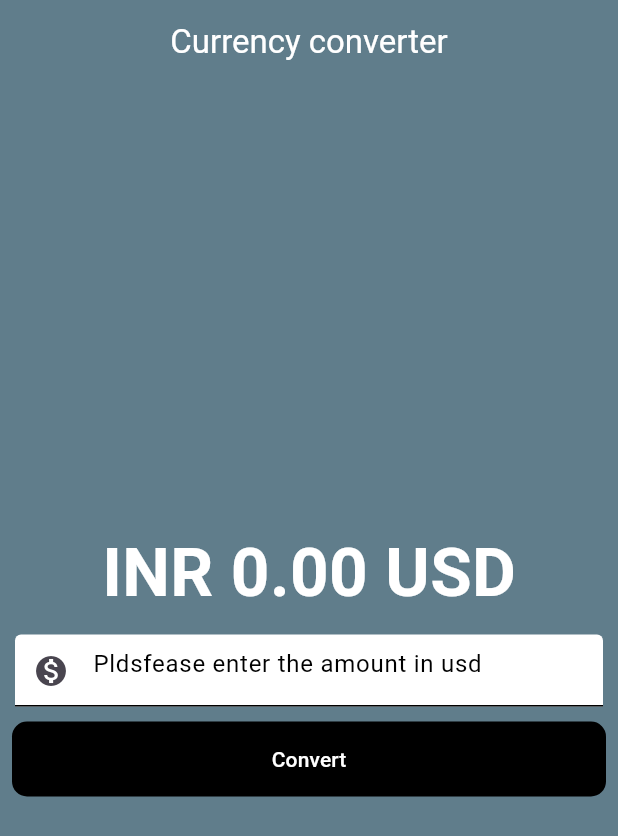
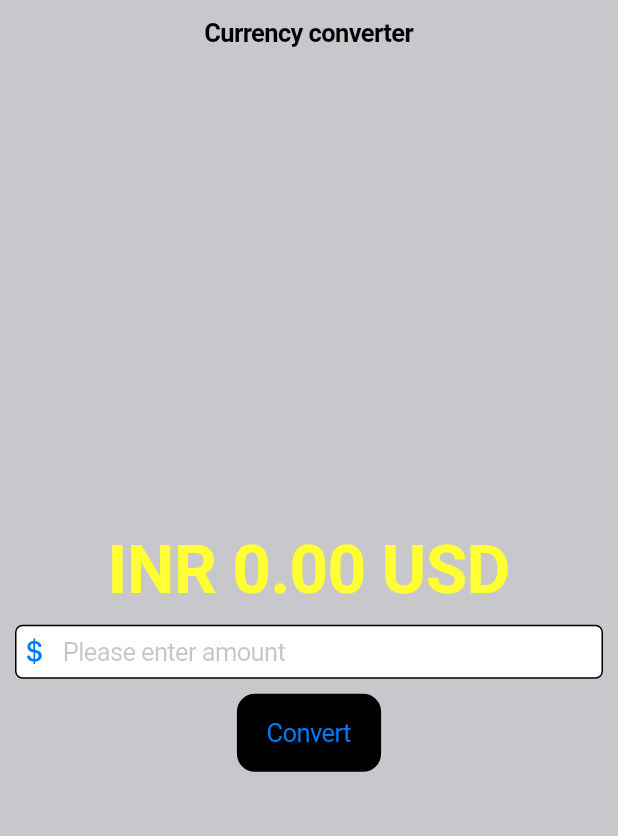
Before and after one commit to dev-scott/currency_converter, a Flutter app: the screen it shows after launch, on a phone screen of 412 x 824 dp. Shown: the top 836 px of the screen. Run offline on Flutter 3.47's test engine with Material 3 defaults, Android fonts, the phone set to English and light mode, and no system bars.

Commit message:
feat: add cupertino design for ios version

```diff
--- /dev/null
+++ b/lib/currency_converter_cupertino_page.dart
@@ -0,0 +1,80 @@
+import "package:flutter/cupertino.dart";
+
+class CurrencyConverterCupertinoPage extends StatefulWidget {
+  const CurrencyConverterCupertinoPage({super.key});
+
+  @override
+  State<CurrencyConverterCupertinoPage> createState() =>
+      _CurrencyConverterCupertinoPageState();
+}
+
+class _CurrencyConverterCupertinoPageState
+    extends State<CurrencyConverterCupertinoPage> {
+  final TextEditingController textEditingController = TextEditingController();
+  double result = 0;
+
+  void convert() {
+    setState(() {
+      result = double.parse(textEditingController.text) * 81;
+    });
+  }
+
+  @override
+  Widget build(BuildContext context) {
+    print("rebuild againt");
+    //  double result = 0;
+
+    return CupertinoPageScaffold(
+        backgroundColor: CupertinoColors.systemGrey3,
+        navigationBar: CupertinoNavigationBar(
+          backgroundColor: CupertinoColors.systemGrey3,
+          middle: const Text(
+            "Currency converter",
+          ),
+        ),
+        child: Center(
+          child: Column(
+            mainAxisAlignment: MainAxisAlignment.center,
+            crossAxisAlignment: CrossAxisAlignment.center,
+            children: [
+              Text(
+                'INR ${result.toStringAsFixed(2)} USD',
+                style: const TextStyle(
+                    fontSize: 45,
+                    fontWeight: FontWeight.bold,
+                    color: Color.fromARGB(255, 255, 255, 2355)),
+              ),
+              Container(
+                padding: EdgeInsets.all(10),
+                child: CupertinoTextField(
+                  controller: textEditingController,
+                  style: TextStyle(color: CupertinoColors.black),
+                  decoration: BoxDecoration(
+                    border: Border.all(),
+                    borderRadius: BorderRadius.circular(5),
+                    color: CupertinoColors.white,
+                  ),
+                  placeholder: "Please enter amount",
+                  prefix: const Icon(CupertinoIcons.money_dollar),
+                  keyboardType: const TextInputType.numberWithOptions(
+                    decimal: true,
+                  ),
+                ),
+              ),
+              Padding(
+                padding: const EdgeInsets.symmetric(horizontal: 8),
+                child: CupertinoButton(
+                    color: CupertinoColors.black,
+                    onPressed: () {
+                      convert();
+                    },
+                    child: const Text(
+                      "Convert",
+                      // style: TextStyle(color: Colors.white),
+                    )),
+              )
+            ],
+          ),
+        ));
+  }
+}
--- a/lib/main.dart
+++ b/lib/main.dart
@@ -1,8 +1,9 @@
+import 'package:currency_converter/currency_converter_cupertino_page.dart';
 import 'package:currency_converter/currency_converter_material_page.dart';
 import 'package:flutter/material.dart';
-
+import "package:flutter/cupertino.dart";
 void main() {
-  runApp(MyApp());
+  runApp(const MyCupertinoApp());
 }
 
 class MyApp extends StatelessWidget {
@@ -13,3 +14,12 @@ class MyApp extends StatelessWidget {
     return const MaterialApp(home: CurrencyConverterMaterialPage());
   }
 }
+
+class MyCupertinoApp extends StatelessWidget {
+  const MyCupertinoApp({super.key});
+
+  @override
+  Widget build(BuildContext context) {
+    return const CupertinoApp(home: CurrencyConverterCupertinoPage());
+  }
+}
```
